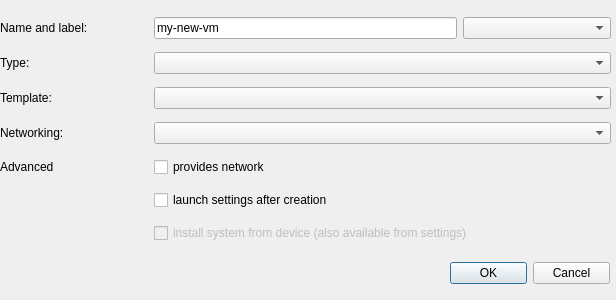
The window that ui/newappvmdlg.ui (QubesOS/qubes-manager) describes before a commit, drawn with Qt 5.
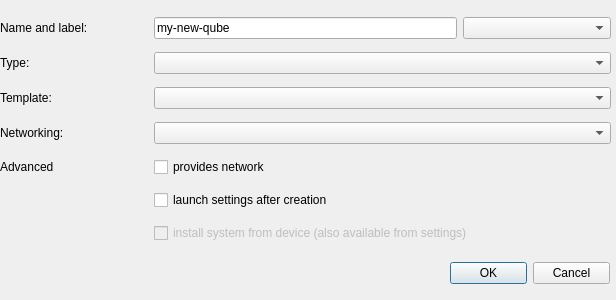
The same window after the commit. Icons and pictures are not drawn.

Commit message:
Renamed 'VM' to 'qube' everywhere in manager
At least I hope it's everywhere.
Note: AppVM and NetVM nomenclature have been kept as before.

```diff
--- a/ui/newappvmdlg.ui
+++ b/ui/newappvmdlg.ui
@@ -121,7 +121,7 @@
     <item row="0" column="1" colspan="2">
      <widget class="QLineEdit" name="name">
       <property name="text">
-       <string>my-new-vm</string>
+       <string>my-new-qube</string>
       </property>
      </widget>
     </item>
```
The commit also changes 9 other files.
